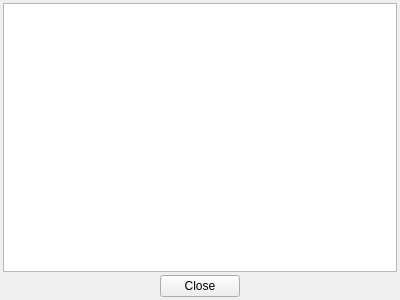
Qt form ui/mainwidget.ui (WalentinWolkow/dmt_test_task) before a commit.
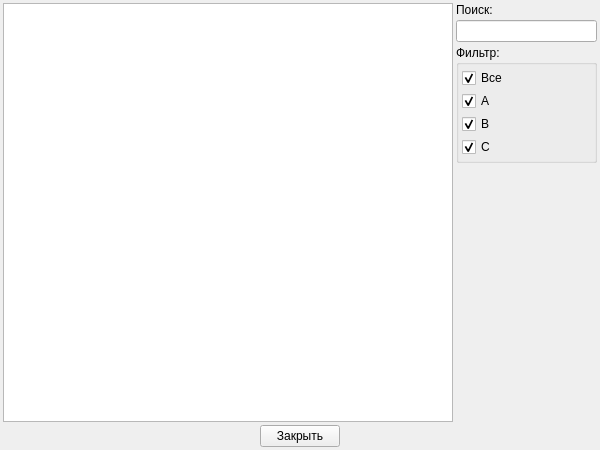
The same form after that commit.

Patch:
```diff
--- a/ui/mainwidget.ui
+++ b/ui/mainwidget.ui
@@ -6,14 +6,14 @@
    <rect>
     <x>0</x>
     <y>0</y>
-    <width>400</width>
-    <height>300</height>
+    <width>600</width>
+    <height>450</height>
    </rect>
   </property>
   <property name="windowTitle">
    <string>MainWidget</string>
   </property>
-  <layout class="QVBoxLayout" name="verticalLayout">
+  <layout class="QVBoxLayout" name="verticalLayout3">
    <property name="spacing">
     <number>3</number>
    </property>
@@ -30,10 +30,112 @@
     <number>3</number>
    </property>
    <item>
-    <widget class="QTreeView" name="treeView"/>
+    <layout class="QHBoxLayout" name="horizontalLayout1">
+     <item>
+      <widget class="QTreeView" name="treeView">
+       <property name="minimumSize">
+        <size>
+         <width>450</width>
+         <height>0</height>
+        </size>
+       </property>
+      </widget>
+     </item>
+     <item>
+      <layout class="QVBoxLayout" name="verticalLayout2">
+       <item>
+        <widget class="QLabel" name="label">
+         <property name="text">
+          <string>Поиск:</string>
+         </property>
+        </widget>
+       </item>
+       <item>
+        <widget class="QLineEdit" name="lineEdit"/>
+       </item>
+       <item>
+        <widget class="QGroupBox" name="groupBox">
+         <property name="title">
+          <string>Фильтр:</string>
+         </property>
+         <layout class="QVBoxLayout" name="verticalLayout">
+          <property name="spacing">
+           <number>3</number>
+          </property>
+          <property name="leftMargin">
+           <number>3</number>
+          </property>
+          <property name="topMargin">
+           <number>3</number>
+          </property>
+          <property name="rightMargin">
+           <number>3</number>
+          </property>
+          <property name="bottomMargin">
+           <number>3</number>
+          </property>
+          <item>
+           <widget class="QCheckBox" name="checkBoxAll">
+            <property name="text">
+             <string>Все</string>
+            </property>
+            <property name="checked">
+             <bool>true</bool>
+            </property>
+           </widget>
+          </item>
+          <item>
+           <widget class="QCheckBox" name="checkBoxA">
+            <property name="text">
+             <string>A</string>
+            </property>
+            <property name="checked">
+             <bool>true</bool>
+            </property>
+           </widget>
+          </item>
+          <item>
+           <widget class="QCheckBox" name="checkBoxB">
+            <property name="text">
+             <string>B</string>
+            </property>
+            <property name="checked">
+             <bool>true</bool>
+            </property>
+           </widget>
+          </item>
+          <item>
+           <widget class="QCheckBox" name="checkBoxC">
+            <property name="text">
+             <string>C</string>
+            </property>
+            <property name="checked">
+             <bool>true</bool>
+            </property>
+           </widget>
+          </item>
+         </layout>
+        </widget>
+       </item>
+       <item>
+        <spacer name="verticalSpacer1">
+         <property name="orientation">
+          <enum>Qt::Vertical</enum>
+         </property>
+         <property name="sizeHint" stdset="0">
+          <size>
+           <width>20</width>
+           <height>40</height>
+          </size>
+         </property>
+        </spacer>
+       </item>
+      </layout>
+     </item>
+    </layout>
    </item>
    <item>
-    <layout class="QHBoxLayout" name="horizontalLayout">
+    <layout class="QHBoxLayout" name="horizontalLayout2">
      <item>
       <spacer name="horizontalSpacer1">
        <property name="orientation">
@@ -50,7 +152,7 @@
      <item>
       <widget class="QPushButton" name="pushButton">
        <property name="text">
-        <string>Close</string>
+        <string>Закрыть</string>
        </property>
       </widget>
      </item>
```
Left out of the diff: 44 changed lines with no effect on the pictures.
